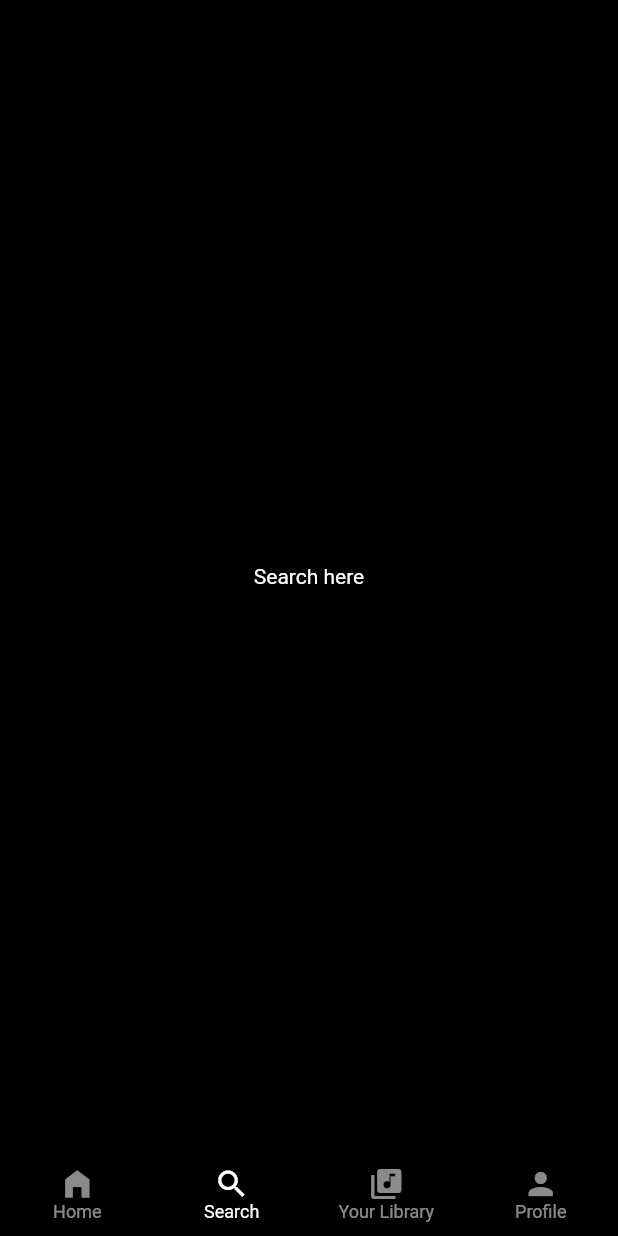
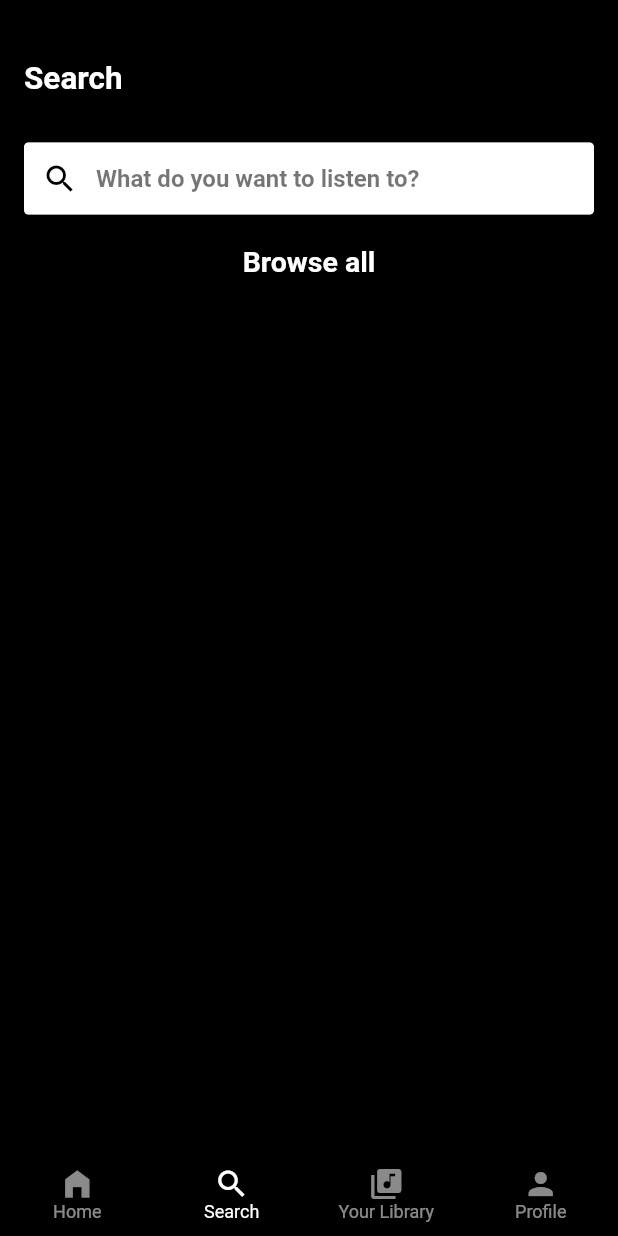
Before and after one commit to joshuacarl16/SpotifyClone-Finals, a Flutter app: the screen it shows after launch, item 2 of the bottom bar chosen, on a phone screen of 412 x 824 dp. Run offline on Flutter 3.47's test engine with Material 2 defaults, Android fonts, the phone set to English and light mode, and no system bars.

Commit message:
partial search page

```diff
--- a/lib/screens/search.dart
+++ b/lib/screens/search.dart
@@ -13,8 +13,71 @@ class _SearchState extends State<Search> {
   @override
   Widget build(BuildContext context) {
     return Scaffold(
-      body: Center(
-        child: Text("Search here"),
+      body: Stack(
+        alignment: Alignment.topLeft,
+        children: [
+          Container(
+            width: MediaQuery.of(context).size.width,
+            height: MediaQuery.of(context).size.height * .5,
+          ),
+          SingleChildScrollView(
+            physics: BouncingScrollPhysics(),
+            child: SafeArea(
+              child: Column(
+                crossAxisAlignment: CrossAxisAlignment.start,
+                mainAxisAlignment: MainAxisAlignment.start,
+                children: [
+                  SizedBox(height: 40),
+                  Padding(
+                    padding: const EdgeInsets.symmetric(horizontal: 16),
+                    child: Column(
+                      crossAxisAlignment: CrossAxisAlignment.start,
+                      mainAxisAlignment: MainAxisAlignment.start,
+                      children: [
+                        Text(
+                          "Search",
+                          style: TextStyle(
+                              fontWeight: FontWeight.bold, fontSize: 21),
+                        ),
+                        SizedBox(height: 30),
+                        TextField(
+                          style: TextStyle(color: Colors.black),
+                          decoration: InputDecoration(
+                              contentPadding:
+                                  EdgeInsets.symmetric(vertical: 10.0),
+                              prefixIcon: Icon(
+                                Icons.search,
+                                color: Colors.black,
+                              ),
+                              filled: true,
+                              fillColor: Colors.white,
+                              border: OutlineInputBorder(
+                                borderRadius: BorderRadius.circular(3),
+                              ),
+                              hintStyle: TextStyle(
+                                  color: Colors.black54,
+                                  fontWeight: FontWeight.bold),
+                              hintText: 'What do you want to listen to?'),
+                        ),
+                      ],
+                    ),
+                  ),
+                  SizedBox(height: 20),
+                  Row(
+                    mainAxisAlignment: MainAxisAlignment.center,
+                    children: [
+                      Text(
+                        "Browse all",
+                        style: TextStyle(
+                            fontWeight: FontWeight.bold, fontSize: 19),
+                      )
+                    ],
+                  ),
+                ],
+              ),
+            ),
+          ),
+        ],
       ),
     );
   }
```
